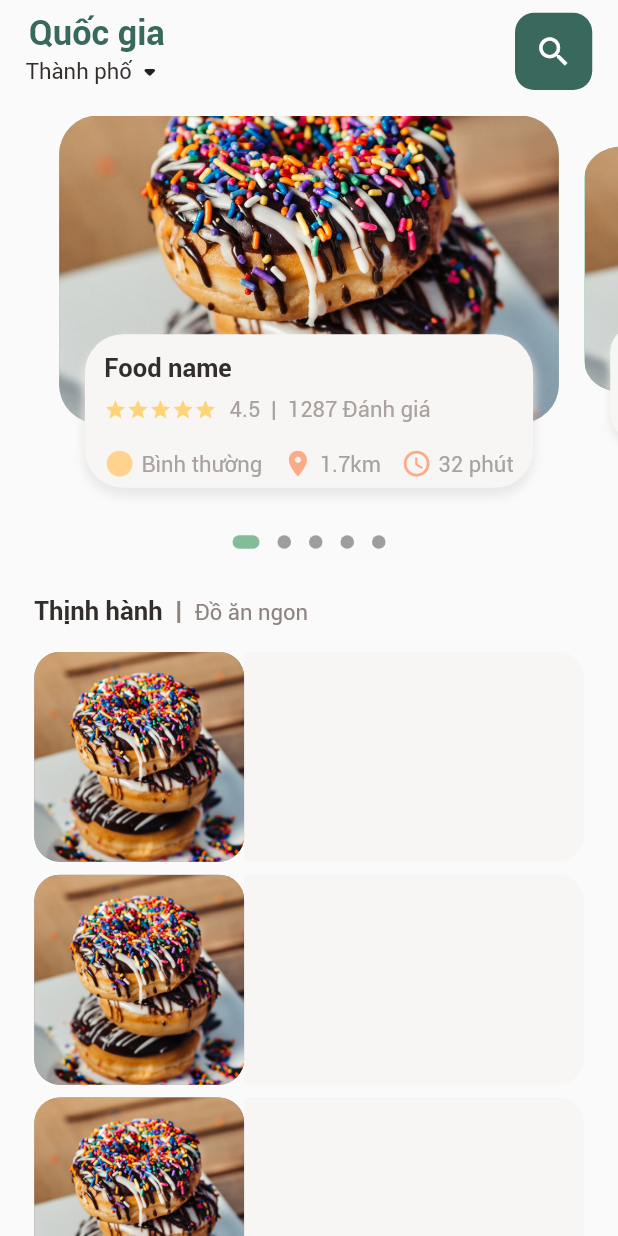
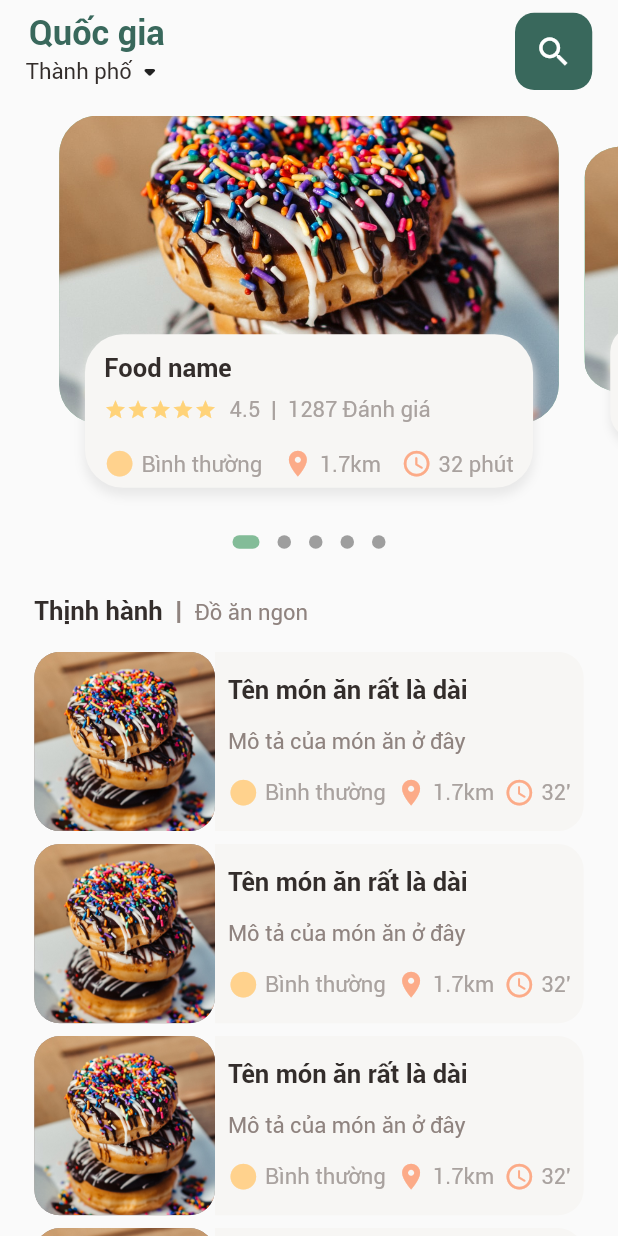
Before and after one commit to Dat0309/food-delivery-project, a Flutter app: the screen it shows after launch, on a phone screen of 412 x 824 dp. Run offline on Flutter 3.47's test engine with Material 2 defaults, Android fonts, the phone set to English and light mode, and no system bars; drawn by our look-alikes of dots_indicator; our stand-ins replace get.

Commit message:
popular list

```diff
--- a/food_delivery_app/lib/utils/dimensions.dart
+++ b/food_delivery_app/lib/utils/dimensions.dart
@@ -31,4 +31,9 @@ class Dimensions {
 
   //icon size
   static double iconSize24 = screenHeight / 40.22;
+
+  // view size
+  static double height1000 = screenHeight / 0.9653;
+  static double height140 = screenHeight / 6.895;
+  static double width140 = screenWidth / 3.42;
 }
--- a/food_delivery_app/lib/views/home/food_page_body.dart
+++ b/food_delivery_app/lib/views/home/food_page_body.dart
@@ -2,8 +2,10 @@ import 'package:flutter/material.dart';
 import 'package:food_delivery_app/constant/constant.dart';
 
 import 'package:food_delivery_app/utils/dimensions.dart';
+import 'package:food_delivery_app/views/home/popular_list.dart';
 import 'package:food_delivery_app/views/home/slider.dart';
 import 'package:food_delivery_app/widgets/big_text.dart';
+import 'package:food_delivery_app/widgets/icon_and_text.dart';
 import 'package:food_delivery_app/widgets/small_text.dart';
 
 class FoodPageBody extends StatefulWidget {
@@ -49,87 +51,7 @@ class _FoodPageBodyState extends State<FoodPageBody> {
         SizedBox(
           height: Dimensions.heightPadding30,
         ),
-        Container(
-          margin: EdgeInsets.only(
-            left: Dimensions.widthPadding25,
-          ),
-          child: Row(
-            crossAxisAlignment: CrossAxisAlignment.end,
-            children: [
-              BigText(
-                text: 'Thịnh hành',
-              ),
-              SizedBox(
-                width: Dimensions.widthPadding10,
-              ),
-              Container(
-                child: BigText(
-                  text: '|',
-                  color: AppColors.pargColor,
-                ),
-              ),
-              SizedBox(
-                width: Dimensions.widthPadding10,
-              ),
-              Container(
-                child: SmallText(
-                  text: 'Đồ ăn ngon',
-                  color: AppColors.pargColor,
-                ),
-              ),
-            ],
-          ),
-        ),
-
-        SizedBox(
-          height: Dimensions.heightPadding20,
-        ),
-        // list
-        Container(
-          height: 1000,
-          child: ListView.builder(
-              physics: NeverScrollableScrollPhysics(),
-              shrinkWrap: true,
-              itemCount: 10,
-              itemBuilder: (context, index) {
-                return Container(
-                  margin: EdgeInsets.only(
-                    left: Dimensions.widthPadding25,
-                    right: Dimensions.widthPadding25,
-                    bottom: Dimensions.heightPadding10,
-                  ),
-                  child: Row(
-                    children: [
-                      Container(
-                        width: 140,
-                        height: 140,
-                        decoration: BoxDecoration(
-                          borderRadius:
-                              BorderRadius.circular(Dimensions.radius20),
-                          color: AppColors.pargColor,
-                          image: DecorationImage(
-                            fit: BoxFit.cover,
-                            image: AssetImage('assets/images/food1.jpg'),
-                          ),
-                        ),
-                      ),
-                      Expanded(
-                        child: Container(
-                          height: 140,
-                          decoration: BoxDecoration(
-                            borderRadius: BorderRadius.only(
-                              topRight: Radius.circular(Dimensions.radius20),
-                              bottomRight: Radius.circular(Dimensions.radius20),
-                            ),
-                            color: AppColors.buttoBackgroundColor,
-                          ),
-                        ),
-                      ),
-                    ],
-                  ),
-                );
-              }),
-        ),
+        const PopularList(),
       ],
     );
   }
--- /dev/null
+++ b/food_delivery_app/lib/views/home/popular_list.dart
@@ -0,0 +1,147 @@
+import 'package:flutter/material.dart';
+import 'package:food_delivery_app/constant/constant.dart';
+import 'package:food_delivery_app/utils/dimensions.dart';
+import 'package:food_delivery_app/widgets/big_text.dart';
+import 'package:food_delivery_app/widgets/icon_and_text.dart';
+import 'package:food_delivery_app/widgets/small_text.dart';
+
+class PopularList extends StatefulWidget {
+  const PopularList({Key? key}) : super(key: key);
+
+  @override
+  State<PopularList> createState() => _PopularListState();
+}
+
+class _PopularListState extends State<PopularList> {
+  @override
+  Widget build(BuildContext context) {
+    return Column(
+      children: [
+        Container(
+          margin: EdgeInsets.only(
+            left: Dimensions.widthPadding25,
+          ),
+          child: Row(
+            crossAxisAlignment: CrossAxisAlignment.end,
+            children: [
+              BigText(
+                text: 'Thịnh hành',
+              ),
+              SizedBox(
+                width: Dimensions.widthPadding10,
+              ),
+              Container(
+                child: BigText(
+                  text: '|',
+                  color: AppColors.pargColor,
+                ),
+              ),
+              SizedBox(
+                width: Dimensions.widthPadding10,
+              ),
+              Container(
+                child: SmallText(
+                  text: 'Đồ ăn ngon',
+                  color: AppColors.pargColor,
+                ),
+              ),
+            ],
+          ),
+        ),
+        SizedBox(
+          height: Dimensions.heightPadding20,
+        ),
+        // list
+        Container(
+          height: Dimensions.height1000,
+          child: ListView.builder(
+            physics: const NeverScrollableScrollPhysics(),
+            shrinkWrap: true,
+            itemCount: 10,
+            itemBuilder: (context, index) {
+              return Container(
+                margin: EdgeInsets.only(
+                  left: Dimensions.widthPadding25,
+                  right: Dimensions.widthPadding25,
+                  bottom: Dimensions.heightPadding10,
+                ),
+                child: Row(
+                  children: [
+                    Container(
+                      width: Dimensions.width140,
+                      height: Dimensions.height140,
+                      decoration: BoxDecoration(
+                        borderRadius:
+                            BorderRadius.circular(Dimensions.radius20),
+                        color: AppColors.pargColor,
+                        image: DecorationImage(
+                          fit: BoxFit.cover,
+                          image: AssetImage('assets/images/food1.jpg'),
+                        ),
+                      ),
+                    ),
+                    Expanded(
+                      child: Container(
+                        height: Dimensions.height140,
+                        decoration: BoxDecoration(
+                          borderRadius: BorderRadius.only(
+                            topRight: Radius.circular(Dimensions.radius20),
+                            bottomRight: Radius.circular(Dimensions.radius20),
+                          ),
+                          color: AppColors.buttoBackgroundColor,
+                        ),
+                        child: Padding(
+                          padding: EdgeInsets.only(
+                            left: Dimensions.widthPadding10,
+                            right: Dimensions.widthPadding10,
+                          ),
+                          child: Column(
+                            crossAxisAlignment: CrossAxisAlignment.start,
+                            mainAxisAlignment: MainAxisAlignment.spaceEvenly,
+                            children: [
+                              BigText(
+                                text: 'Tên món ăn rất là dài',
+                              ),
+                              SmallText(
+                                text: 'Mô tả của món ăn ở đây',
+                                color: AppColors.pargColor,
+                              ),
+                              Row(
+                                mainAxisAlignment:
+                                    MainAxisAlignment.spaceBetween,
+                                children: [
+                                  IconAndText(
+                                    icon: Icons.circle_sharp,
+                                    text: 'Bình thường',
+                                    textColor: AppColors.signColor,
+                                    iconColor: AppColors.primaryIconColor,
+                                  ),
+                                  IconAndText(
+                                    icon: Icons.location_on,
+                                    text: '1.7km',
+                                    textColor: AppColors.signColor,
+                                    iconColor: AppColors.secondaryIconColor,
+                                  ),
+                                  IconAndText(
+                                    icon: Icons.access_time_rounded,
+                                    text: '32\'',
+                                    textColor: AppColors.signColor,
+                                    iconColor: AppColors.secondaryIconColor,
+                                  ),
+                                ],
+                              ),
+                            ],
+                          ),
+                        ),
+                      ),
+                    ),
+                  ],
+                ),
+              );
+            },
+          ),
+        ),
+      ],
+    );
+  }
+}
```
